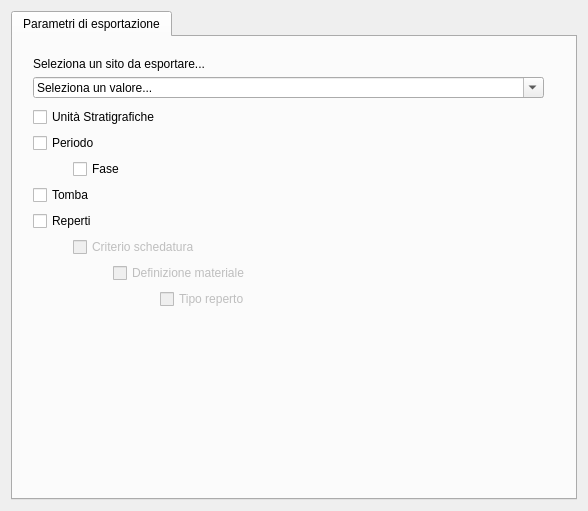
Before: the Qt Designer form gui/ui/pyarchinit_images_export_ui.ui in pyarchinit/pyarchinit, drawn with Qt 5.
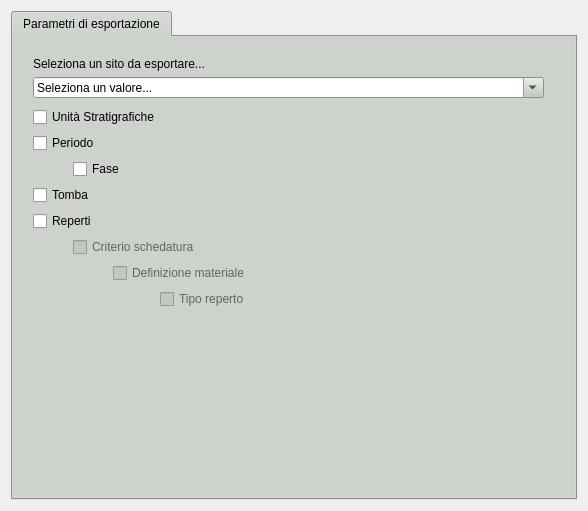
After: the same form once the commit is applied. Icons and pictures are not drawn.

Commit message: change backgroud color ui

What changed in the file:
```diff
--- a/gui/ui/pyarchinit_images_export_ui.ui
+++ b/gui/ui/pyarchinit_images_export_ui.ui
@@ -47,6 +47,448 @@
        <verstretch>200</verstretch>
       </sizepolicy>
      </property>
+     <property name="palette">
+      <palette>
+       <active>
+        <colorrole role="WindowText">
+         <brush brushstyle="SolidPattern">
+          <color alpha="255">
+           <red>0</red>
+           <green>0</green>
+           <blue>0</blue>
+          </color>
+         </brush>
+        </colorrole>
+        <colorrole role="Button">
+         <brush brushstyle="SolidPattern">
+          <color alpha="255">
+           <red>194</red>
+           <green>200</green>
+           <blue>193</blue>
+          </color>
+         </brush>
+        </colorrole>
+        <colorrole role="Light">
+         <brush brushstyle="SolidPattern">
+          <color alpha="255">
+           <red>255</red>
+           <green>255</green>
+           <blue>255</blue>
+          </color>
+         </brush>
+        </colorrole>
+        <colorrole role="Midlight">
+         <brush brushstyle="SolidPattern">
+          <color alpha="255">
+           <red>224</red>
+           <green>227</green>
+           <blue>224</blue>
+          </color>
+         </brush>
+        </colorrole>
+        <colorrole role="Dark">
+         <brush brushstyle="SolidPattern">
+          <color alpha="255">
+           <red>97</red>
+           <green>100</green>
+           <blue>96</blue>
+          </color>
+         </brush>
+        </colorrole>
+        <colorrole role="Mid">
+         <brush brushstyle="SolidPattern">
+          <color alpha="255">
+           <red>129</red>
+           <green>133</green>
+           <blue>129</blue>
+          </color>
+         </brush>
+        </colorrole>
+        <colorrole role="Text">
+         <brush brushstyle="SolidPattern">
+          <color alpha="255">
+           <red>0</red>
+           <green>0</green>
+           <blue>0</blue>
+          </color>
+         </brush>
+        </colorrole>
+        <colorrole role="BrightText">
+         <brush brushstyle="SolidPattern">
+          <color alpha="255">
+           <red>255</red>
+           <green>255</green>
+           <blue>255</blue>
+          </color>
+         </brush>
+        </colorrole>
+        <colorrole role="ButtonText">
+         <brush brushstyle="SolidPattern">
+          <color alpha="255">
+           <red>0</red>
+           <green>0</green>
+           <blue>0</blue>
+          </color>
+         </brush>
+        </colorrole>
+        <colorrole role="Base">
+         <brush brushstyle="SolidPattern">
+          <color alpha="255">
+           <red>255</red>
+           <green>255</green>
+           <blue>255</blue>
+          </color>
+         </brush>
+        </colorrole>
+        <colorrole role="Window">
+         <brush brushstyle="SolidPattern">
+          <color alpha="255">
+           <red>194</red>
+           <green>200</green>
+           <blue>193</blue>
+          </color>
+         </brush>
+        </colorrole>
+        <colorrole role="Shadow">
+         <brush brushstyle="SolidPattern">
+          <color alpha="255">
+           <red>0</red>
+           <green>0</green>
+           <blue>0</blue>
+          </color>
+         </brush>
+        </colorrole>
+        <colorrole role="AlternateBase">
+         <brush brushstyle="SolidPattern">
+          <color alpha="255">
+           <red>224</red>
+           <green>227</green>
+           <blue>224</blue>
+          </color>
+         </brush>
+        </colorrole>
+        <colorrole role="ToolTipBase">
+         <brush brushstyle="SolidPattern">
+          <color alpha="255">
+           <red>255</red>
+           <green>255</green>
+           <blue>220</blue>
+          </color>
+         </brush>
+        </colorrole>
+        <colorrole role="ToolTipText">
+         <brush brushstyle="SolidPattern">
+          <color alpha="255">
+           <red>0</red>
+           <green>0</green>
+           <blue>0</blue>
+          </color>
+         </brush>
+        </colorrole>
+        <colorrole role="PlaceholderText">
+         <brush brushstyle="SolidPattern">
+          <color alpha="128">
+           <red>0</red>
+           <green>0</green>
+           <blue>0</blue>
+          </color>
+         </brush>
+        </colorrole>
+       </active>
+       <inactive>
+        <colorrole role="WindowText">
+         <brush brushstyle="SolidPattern">
+          <color alpha="255">
+           <red>0</red>
+           <green>0</green>
+           <blue>0</blue>
+          </color>
+         </brush>
+        </colorrole>
+        <colorrole role="Button">
+         <brush brushstyle="SolidPattern">
+          <color alpha="255">
+           <red>194</red>
+           <green>200</green>
+           <blue>193</blue>
+          </color>
+         </brush>
+        </colorrole>
+        <colorrole role="Light">
+         <brush brushstyle="SolidPattern">
+          <color alpha="255">
+           <red>255</red>
+           <green>255</green>
+           <blue>255</blue>
+          </color>
+         </brush>
+        </colorrole>
+        <colorrole role="Midlight">
+         <brush brushstyle="SolidPattern">
+          <color alpha="255">
+           <red>224</red>
+           <green>227</green>
+           <blue>224</blue>
+          </color>
+         </brush>
+        </colorrole>
+        <colorrole role="Dark">
+         <brush brushstyle="SolidPattern">
+          <color alpha="255">
+           <red>97</red>
+           <green>100</green>
+           <blue>96</blue>
+          </color>
+         </brush>
+        </colorrole>
+        <colorrole role="Mid">
+         <brush brushstyle="SolidPattern">
+          <color alpha="255">
+           <red>129</red>
+           <green>133</green>
+           <blue>129</blue>
+          </color>
+         </brush>
+        </colorrole>
+        <colorrole role="Text">
+         <brush brushstyle="SolidPattern">
+          <color alpha="255">
+           <red>0</red>
+           <green>0</green>
+           <blue>0</blue>
+          </color>
+         </brush>
+        </colorrole>
+        <colorrole role="BrightText">
+         <brush brushstyle="SolidPattern">
+          <color alpha="255">
+           <red>255</red>
+           <green>255</green>
+           <blue>255</blue>
+          </color>
+         </brush>
+        </colorrole>
+        <colorrole role="ButtonText">
+         <brush brushstyle="SolidPattern">
+          <color alpha="255">
+           <red>0</red>
+           <green>0</green>
+           <blue>0</blue>
+          </color>
+         </brush>
+        </colorrole>
+        <colorrole role="Base">
+         <brush brushstyle="SolidPattern">
+          <color alpha="255">
+           <red>255</red>
+           <green>255</green>
+           <blue>255</blue>
+          </color>
+         </brush>
+        </colorrole>
+        <colorrole role="Window">
+         <brush brushstyle="SolidPattern">
+          <color alpha="255">
+           <red>194</red>
+           <green>200</green>
+           <blue>193</blue>
+          </color>
+         </brush>
+        </colorrole>
+        <colorrole role="Shadow">
+         <brush brushstyle="SolidPattern">
+          <color alpha="255">
+           <red>0</red>
+           <green>0</green>
+           <blue>0</blue>
+          </color>
+         </brush>
+        </colorrole>
+        <colorrole role="AlternateBase">
+         <brush brushstyle="SolidPattern">
+          <color alpha="255">
+           <red>224</red>
+           <green>227</green>
+           <blue>224</blue>
+          </color>
+         </brush>
+        </colorrole>
+        <colorrole role="ToolTipBase">
+         <brush brushstyle="SolidPattern">
+          <color alpha="255">
+           <red>255</red>
+           <green>255</green>
+           <blue>220</blue>
+          </color>
+         </brush>
+        </colorrole>
+        <colorrole role="ToolTipText">
+         <brush brushstyle="SolidPattern">
+          <color alpha="255">
+           <red>0</red>
+           <green>0</green>
+           <blue>0</blue>
+          </color>
+         </brush>
+        </colorrole>
+        <colorrole role="PlaceholderText">
+         <brush brushstyle="SolidPattern">
+          <color alpha="128">
+           <red>0</red>
+           <green>0</green>
+           <blue>0</blue>
+          </color>
+         </brush>
+        </colorrole>
+       </inactive>
+       <disabled>
+        <colorrole role="WindowText">
+         <brush brushstyle="SolidPattern">
+          <color alpha="255">
+           <red>97</red>
+           <green>100</green>
+           <blue>96</blue>
+          </color>
+         </brush>
+        </colorrole>
+        <colorrole role="Button">
+         <brush brushstyle="SolidPattern">
+          <color alpha="255">
+           <red>194</red>
+           <green>200</green>
+           <blue>193</blue>
+          </color>
+         </brush>
+        </colorrole>
+        <colorrole role="Light">
+         <brush brushstyle="SolidPattern">
+          <color alpha="255">
+           <red>255</red>
+           <green>255</green>
+           <blue>255</blue>
+          </color>
+         </brush>
+        </colorrole>
+        <colorrole role="Midlight">
+         <brush brushstyle="SolidPattern">
+          <color alpha="255">
+           <red>224</red>
+           <green>227</green>
+           <blue>224</blue>
+          </color>
+         </brush>
+        </colorrole>
+        <colorrole role="Dark">
+         <brush brushstyle="SolidPattern">
+          <color alpha="255">
+           <red>97</red>
+           <green>100</green>
+           <blue>96</blue>
+          </color>
+         </brush>
+        </colorrole>
+        <colorrole role="Mid">
+         <brush brushstyle="SolidPattern">
+          <color alpha="255">
+           <red>129</red>
+           <green>133</green>
+           <blue>129</blue>
+          </color>
+         </brush>
+        </colorrole>
+        <colorrole role="Text">
+         <brush brushstyle="SolidPattern">
+          <color alpha="255">
+           <red>97</red>
+           <green>100</green>
+           <blue>96</blue>
+          </color>
+         </brush>
+        </colorrole>
+        <colorrole role="BrightText">
+         <brush brushstyle="SolidPattern">
+          <color alpha="255">
+           <red>255</red>
+           <green>255</green>
+           <blue>255</blue>
+          </color>
+         </brush>
+        </colorrole>
+        <colorrole role="ButtonText">
+         <brush brushstyle="SolidPattern">
+          <color alpha="255">
+           <red>97</red>
+           <green>100</green>
+           <blue>96</blue>
+          </color>
+         </brush>
+        </colorrole>
+        <colorrole role="Base">
+         <brush brushstyle="SolidPattern">
+          <color alpha="255">
+           <red>194</red>
+           <green>200</green>
+           <blue>193</blue>
+          </color>
+         </brush>
+        </colorrole>
+        <colorrole role="Window">
+         <brush brushstyle="SolidPattern">
+          <color alpha="255">
+           <red>194</red>
+           <green>200</green>
+           <blue>193</blue>
+          </color>
+         </brush>
+        </colorrole>
+        <colorrole role="Shadow">
+         <brush brushstyle="SolidPattern">
+          <color alpha="255">
+           <red>0</red>
+           <green>0</green>
+           <blue>0</blue>
+          </color>
+         </brush>
+        </colorrole>
+        <colorrole role="AlternateBase">
+         <brush brushstyle="SolidPattern">
+          <color alpha="255">
+           <red>194</red>
+           <green>200</green>
+           <blue>193</blue>
+          </color>
+         </brush>
+        </colorrole>
+        <colorrole role="ToolTipBase">
+         <brush brushstyle="SolidPattern">
+          <color alpha="255">
+           <red>255</red>
+           <green>255</green>
+           <blue>220</blue>
+          </color>
+         </brush>
+        </colorrole>
+        <colorrole role="ToolTipText">
+         <brush brushstyle="SolidPattern">
+          <color alpha="255">
+           <red>0</red>
+           <green>0</green>
+           <blue>0</blue>
+          </color>
+         </brush>
+        </colorrole>
+        <colorrole role="PlaceholderText">
+         <brush brushstyle="SolidPattern">
+          <color alpha="128">
+           <red>0</red>
+           <green>0</green>
+           <blue>0</blue>
+          </color>
+         </brush>
+        </colorrole>
+       </disabled>
+      </palette>
+     </property>
      <property name="currentIndex">
       <number>0</number>
      </property>
```
The commit also changes 36 other files.
